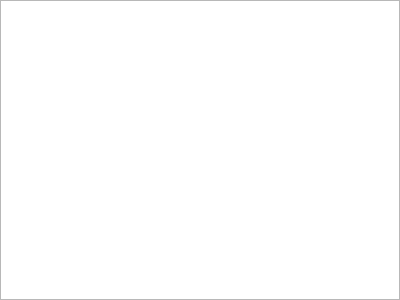
Above: src/widgets/modelpresets.ui from jahshaka/Studio before the change. Below: the same form after it.
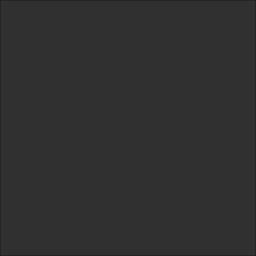
That is the form after the change.

What changed in the file:
```diff
--- a/src/widgets/modelpresets.ui
+++ b/src/widgets/modelpresets.ui
@@ -6,8 +6,8 @@
    <rect>
     <x>0</x>
     <y>0</y>
-    <width>400</width>
-    <height>300</height>
+    <width>256</width>
+    <height>256</height>
    </rect>
   </property>
   <property name="windowTitle">
@@ -27,7 +27,17 @@
     <number>0</number>
    </property>
    <item row="0" column="0">
-    <widget class="QListWidget" name="modelsSets"/>
+    <widget class="QListWidget" name="modelsSets">
+     <property name="sizePolicy">
+      <sizepolicy hsizetype="Preferred" vsizetype="Preferred">
+       <horstretch>0</horstretch>
+       <verstretch>0</verstretch>
+      </sizepolicy>
+     </property>
+     <property name="styleSheet">
+      <string notr="true">background-color: #303030</string>
+     </property>
+    </widget>
    </item>
   </layout>
  </widget>
```
